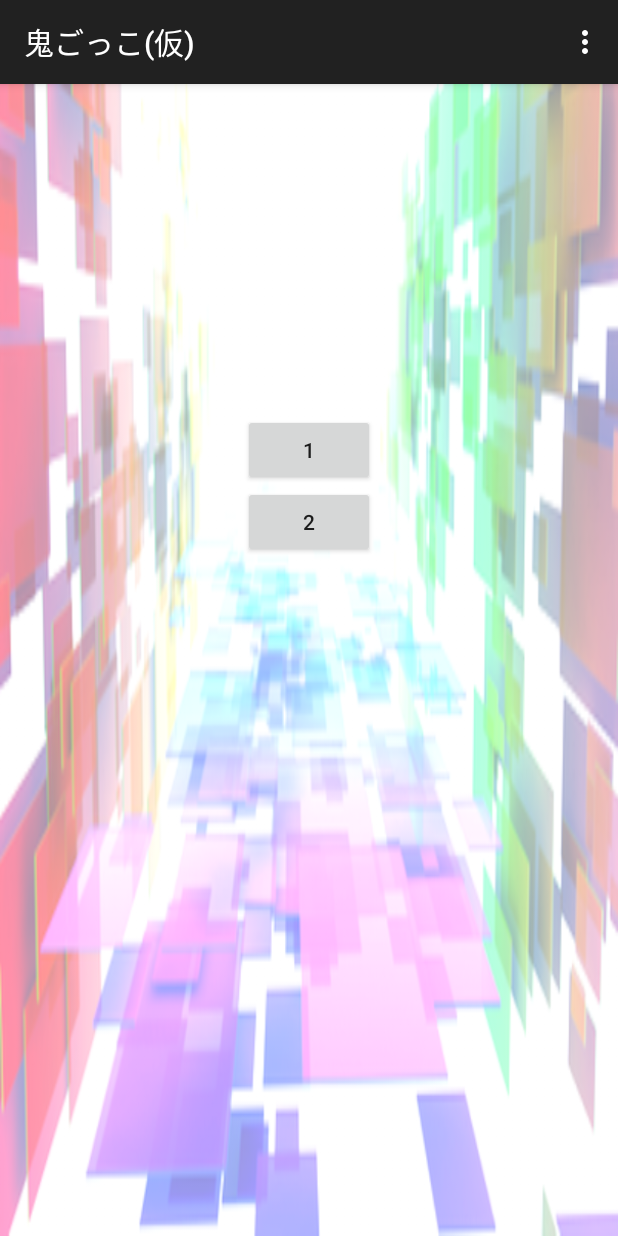
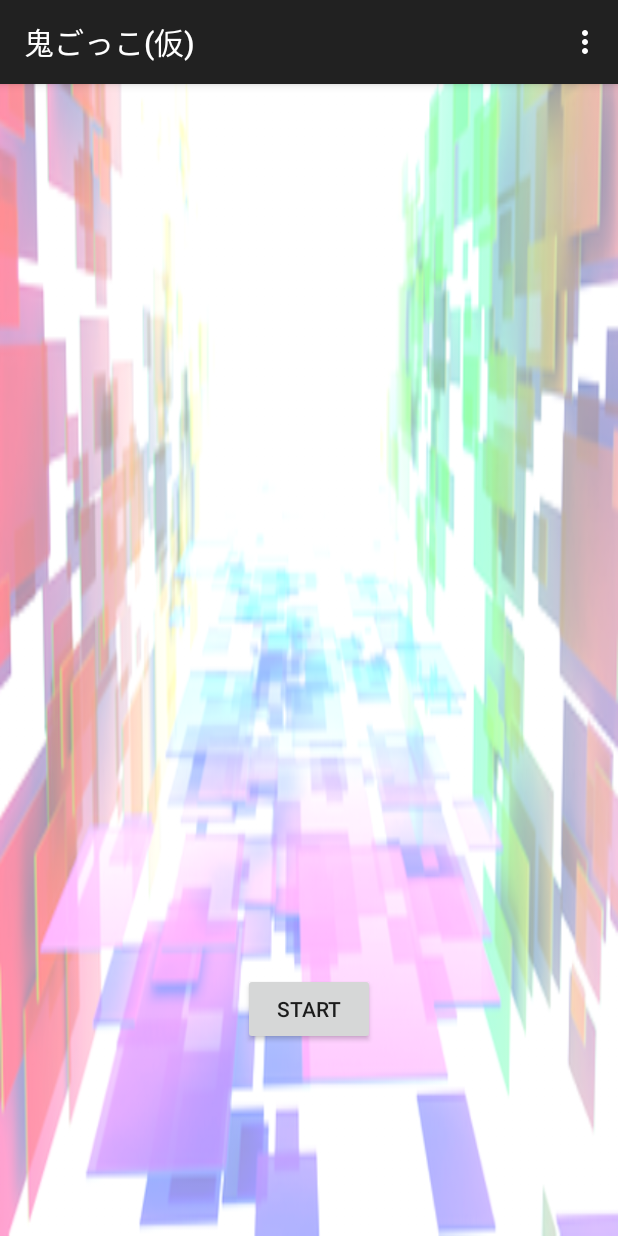
Before and after one commit to NIT-Anan-Procon/android_smaoni, an Android app: the screen it shows after launch (HomeActivity), on a phone screen of 412 x 824 dp. Run offline under Robolectric (Android 15) with nearby library versions, the phone set to English and light mode, and no system bars.

Commit message:
final upload

```diff
--- a/SmaOni/app/src/main/java/jp/ac/anan_nct/smaoni_elide/activity/FieldSelectActivity.java
+++ b/SmaOni/app/src/main/java/jp/ac/anan_nct/smaoni_elide/activity/FieldSelectActivity.java
@@ -46,6 +46,11 @@ public class FieldSelectActivity extends ActionBarActivity {
             fields[i] = new Field(11.1*i, 1.1*i, 11.1*i, 1.1*i);
         }
 
+
+        fields[1] = new Field(134.668629, 134.667894, 33.899050, 33.898736);
+        texts[1].setText("フェニックス広場");
+        fields[2] = new Field(134.668084, 134.667580, 33.899144, 33.898797);
+        texts[2].setText("高志会館前");
         fields[5] = new Field(180, 0, 40, 20);
         texts[5].setText("超広い");
         fields[6] = new Field(134.669498, 134.666591, 33.899804, 33.896349);
--- a/SmaOni/app/src/main/java/jp/ac/anan_nct/smaoni_elide/activity/HomeActivity.java
+++ b/SmaOni/app/src/main/java/jp/ac/anan_nct/smaoni_elide/activity/HomeActivity.java
@@ -19,7 +19,7 @@ import jp.ac.anan_nct.smaoni_elide.model.Player;
 
 public class HomeActivity extends ActionBarActivity {
 
-    Button bt1, bt2;
+    Button bt1;
     public static Player me;
     public static boolean hasSet;
 
@@ -32,7 +32,6 @@ public class HomeActivity extends ActionBarActivity {
         layout.setBackgroundResource(R.drawable.aaac);
 
         bt1 = (Button)findViewById(R.id.button1);
-        bt2 = (Button)findViewById(R.id.button2);
         me = new Player();
         hasSet = false;
 
@@ -47,13 +46,6 @@ public class HomeActivity extends ActionBarActivity {
             @Override
             public void onClick(View v) {
                 startActivity(new Intent(HomeActivity.this, SelectActivity.class));
-            }
-        });
-
-        bt2.setOnClickListener(new View.OnClickListener() {
-            @Override
-            public void onClick(View v) {
-                startActivity(new Intent(HomeActivity.this, FieldSetActivity.class));
             }
         });
     }
@@ -74,14 +66,14 @@ public class HomeActivity extends ActionBarActivity {
 
             case 0:
                 return new AlertDialog.Builder(HomeActivity.this)
-                        .setMessage("現実に向き合いますか?")
+                        .setMessage("ゲームを終了しますか?")
                         .setCancelable(false)
-                        .setPositiveButton("現実に戻る", new DialogInterface.OnClickListener() {
+                        .setPositiveButton("ゲームを終了する", new DialogInterface.OnClickListener() {
                             public void onClick(DialogInterface dialog, int id) {
                                 HomeActivity.this.finish();
                             }
                         })
-                        .setNegativeButton("現実逃避を続ける", new DialogInterface.OnClickListener() {
+                        .setNegativeButton("ゲームを続ける", new DialogInterface.OnClickListener() {
                             public void onClick(DialogInterface dialog, int id) {
 
                             }
--- a/SmaOni/app/src/main/java/jp/ac/anan_nct/smaoni_elide/activity/OniGokkoActivity.java
+++ b/SmaOni/app/src/main/java/jp/ac/anan_nct/smaoni_elide/activity/OniGokkoActivity.java
@@ -37,7 +37,7 @@ public class OniGokkoActivity extends GameActivity {
 
 
         layout = (RelativeLayout)findViewById(R.id.gamelayout);
-        layout.setBackgroundResource(R.drawable.shootingstar);
+        layout.setBackgroundResource(R.drawable.shootingstar2);
         mapView = (MapView)findViewById(R.id.map1);
         rankingView = (RankingView)findViewById(R.id.gameRanking);
         communication = new Communication2(gameData, mapView, rankingView);
@@ -54,7 +54,7 @@ public class OniGokkoActivity extends GameActivity {
 
         timerView = (TextView)findViewById(R.id.timerView);
 
-        myCountDownTimer = new MyCountDownTimer(100000, 1000) {
+        myCountDownTimer = new MyCountDownTimer(100000*60*5, 1000) {
             @Override
             public void onFinish() {
                 mapView.gameOver();
--- a/SmaOni/app/src/main/java/jp/ac/anan_nct/smaoni_elide/activity/ReceptionActivity.java
+++ b/SmaOni/app/src/main/java/jp/ac/anan_nct/smaoni_elide/activity/ReceptionActivity.java
@@ -88,8 +88,6 @@ public class ReceptionActivity extends GPS{
         gameData = SelectActivity.gameData;
         gameData.setPlayerNum(gameData.getPlayerNum());
         colors = gameData.getColors();
-
-
 
         try{
             super.onCreate(savedInstanceState);
--- a/SmaOni/app/src/main/res/layout/activity_home.xml
+++ b/SmaOni/app/src/main/res/layout/activity_home.xml
@@ -11,18 +11,10 @@
     <Button
         android:layout_width="wrap_content"
         android:layout_height="wrap_content"
-        android:text="1"
+        android:text="START"
         android:id="@+id/button1"
-        android:layout_alignParentTop="true"
-        android:layout_centerHorizontal="true"
-        android:layout_marginTop="204dp" />
-
-    <Button
-        android:layout_width="wrap_content"
-        android:layout_height="wrap_content"
-        android:text="2"
-        android:id="@+id/button2"
-        android:layout_below="@+id/button1"
+        android:layout_marginBottom="111dp"
+        android:layout_alignParentBottom="true"
         android:layout_centerHorizontal="true" />
 
 </RelativeLayout>
--- a/SmaOni/app/src/main/res/values/strings.xml
+++ b/SmaOni/app/src/main/res/values/strings.xml
@@ -8,7 +8,7 @@
     <string name="title_activity_game">GameActivity</string>
     <string name="title_activity_field_select">FieldSelectActivity</string>
     <string name="title_activity_reception">ReceptionActivity</string>
-    <string name="title_activity_oni_gokko">OniGokko</string>
+    <string name="title_activity_oni_gokko"></string>
     <string name="title_activity_comment">CommentActivity</string>
     <string name="title_activity_result">ResultActivity</string>
     <string name="title_activity_account_select">AccountSelectActivity</string>
```
Also changed, not shown: SmaOni/app/src/main/res/drawable-mdpi/shootingstar2.jpg (added).
